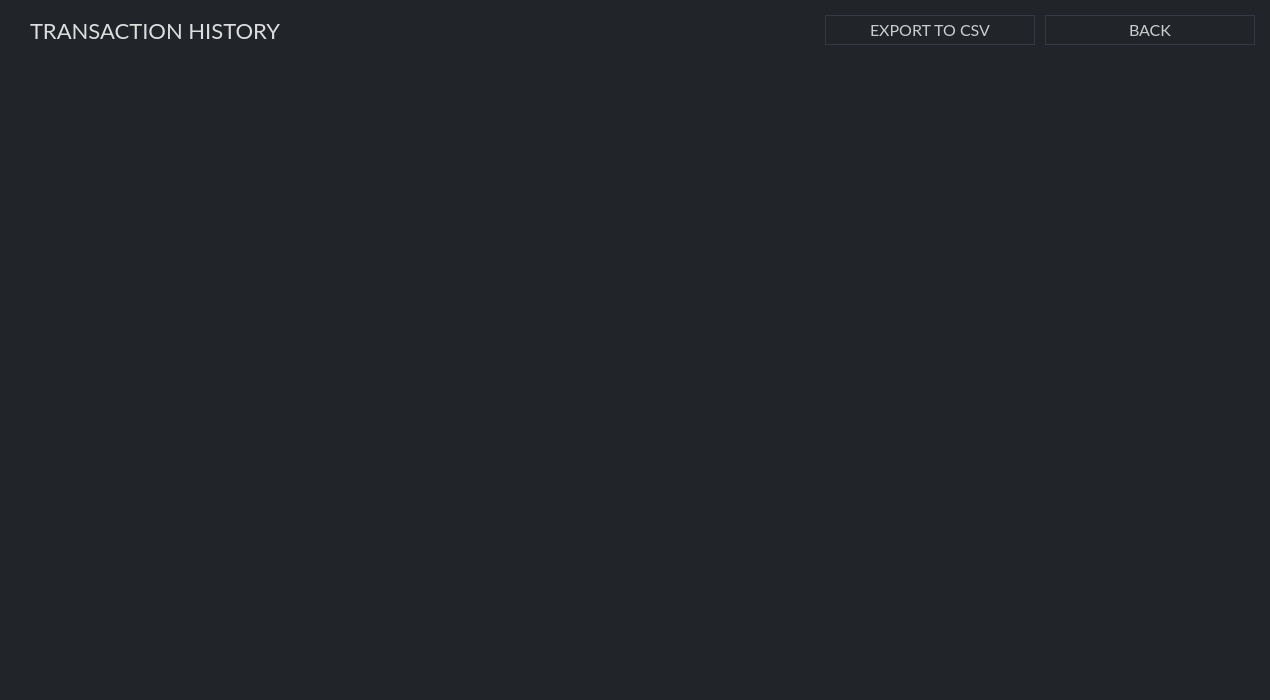
The window that src/gui/ui/transactionsframe.ui (ConcealNetwork/conceal-desktop) describes before a commit, drawn with Qt 5.
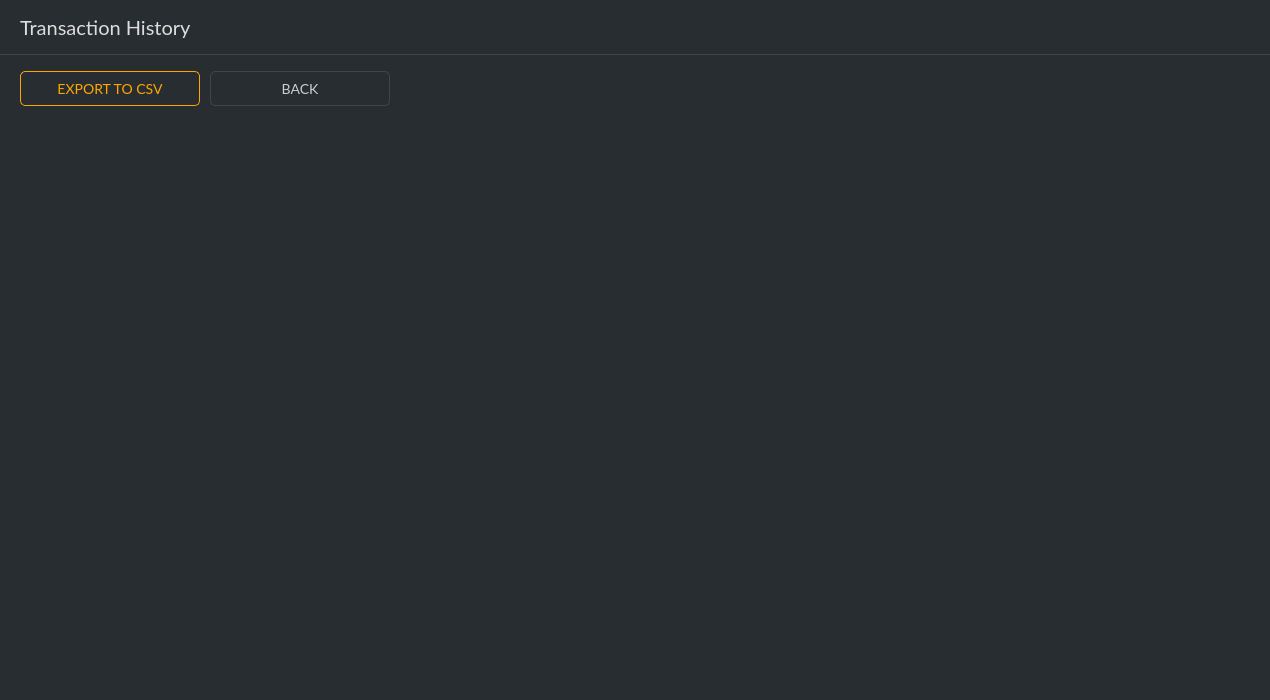
The same window after the commit.

```diff
--- a/src/gui/ui/transactionsframe.ui
+++ b/src/gui/ui/transactionsframe.ui
@@ -18,7 +18,7 @@
   </property>
   <property name="minimumSize">
    <size>
-    <width>1270</width>
+    <width>1260</width>
     <height>700</height>
    </size>
   </property>
@@ -30,7 +30,6 @@
   </property>
   <property name="font">
    <font>
-    <family>Lato</family>
     <pointsize>-1</pointsize>
    </font>
   </property>
@@ -38,13 +37,10 @@
    <string>Transaction History</string>
   </property>
   <property name="styleSheet">
-   <string notr="true">background-color: #212529;
-border: 0px;
-color: #aaaaaa;
-
-
-font-size: 15px;
-font-family: Lato;</string>
+   <string notr="true">border: 0px;
+color: #ccc;
+font-size: 14px;
+background-color: #282d31;</string>
   </property>
   <property name="frameShape">
    <enum>QFrame::NoFrame</enum>
@@ -57,37 +53,43 @@
   </property>
   <layout class="QVBoxLayout" name="verticalLayout">
    <property name="leftMargin">
-    <number>15</number>
+    <number>0</number>
    </property>
    <property name="topMargin">
     <number>0</number>
    </property>
    <property name="rightMargin">
-    <number>15</number>
+    <number>0</number>
    </property>
    <property name="bottomMargin">
-    <number>25</number>
+    <number>0</number>
    </property>
    <item>
     <layout class="QHBoxLayout" name="horizontalLayout_2">
      <property name="spacing">
-      <number>10</number>
+      <number>6</number>
      </property>
      <property name="leftMargin">
-      <number>15</number>
+      <number>0</number>
      </property>
      <property name="topMargin">
-      <number>15</number>
+      <number>0</number>
      </property>
      <property name="bottomMargin">
-      <number>10</number>
+      <number>0</number>
      </property>
      <item>
       <widget class="QLabel" name="label">
+       <property name="minimumSize">
+        <size>
+         <width>0</width>
+         <height>55</height>
+        </size>
+       </property>
        <property name="maximumSize">
         <size>
          <width>16777215</width>
-         <height>31</height>
+         <height>16777215</height>
         </size>
        </property>
        <property name="font">
@@ -97,25 +99,73 @@
         </font>
        </property>
        <property name="styleSheet">
-        <string notr="true">color: #ddd; font-size: 22px;</string>
+        <string notr="true">color: #ddd; 
+font-size: 20px; 
+font-family: 'Lato';
+border-bottom: 1px solid #444;
+padding: 15px;</string>
        </property>
        <property name="text">
-        <string>TRANSACTION HISTORY</string>
+        <string>Transaction History</string>
        </property>
       </widget>
      </item>
+    </layout>
+   </item>
      <item>
+    <layout class="QHBoxLayout" name="horizontalLayout_3">
+     <property name="leftMargin">
+      <number>15</number>
+     </property>
+     <property name="topMargin">
+      <number>10</number>
+     </property>
+     <property name="rightMargin">
+      <number>15</number>
+     </property>
+     <item>
+      <spacer name="horizontalSpacer_2">
+       <property name="orientation">
+        <enum>Qt::Horizontal</enum>
+       </property>
+       <property name="sizeHint" stdset="0">
+        <size>
+         <width>40</width>
+         <height>20</height>
+        </size>
+       </property>
+      </spacer>
+     </item>
+     <item>
+      <widget class="QGroupBox" name="groupBox">
+       <property name="minimumSize">
+        <size>
+         <width>1230</width>
+         <height>35</height>
+        </size>
+       </property>
+       <property name="title">
+        <string>GroupBox</string>
+       </property>
       <widget class="QPushButton" name="m_csvButton">
+        <property name="geometry">
+         <rect>
+          <x>0</x>
+          <y>0</y>
+          <width>180</width>
+          <height>35</height>
+         </rect>
+        </property>
        <property name="minimumSize">
         <size>
          <width>180</width>
-         <height>30</height>
+          <height>35</height>
         </size>
        </property>
        <property name="maximumSize">
         <size>
-         <width>210</width>
-         <height>40</height>
+          <width>180</width>
+          <height>35</height>
         </size>
        </property>
        <property name="font">
@@ -125,27 +175,32 @@
         </font>
        </property>
        <property name="styleSheet">
-        <string notr="true">QPushButton#m_csvButton {color: #ccc; border: 1px solid #343a40; font-size: 16px; background-color: #212529;}
-
-QPushButton#m_csvButton:hover {color: #ddd; border: 2px solid #444; font-size: 16px; background-color: #212529;}</string>
+         <string notr="true">QPushButton#m_csvButton {color:orange; border: 1px solid orange; font-size: 14px; border-radius: 5px; font-family: 'Lato'; }
+QPushButton#m_csvButton:hover {color:orange; border: 1px solid orange; font-size: 14px; border-radius: 5px; font-family: 'Lato'; }</string>
        </property>
        <property name="text">
         <string>EXPORT TO CSV</string>
        </property>
       </widget>
-     </item>
-     <item>
       <widget class="QPushButton" name="m_backButton">
+        <property name="geometry">
+         <rect>
+          <x>190</x>
+          <y>0</y>
+          <width>180</width>
+          <height>35</height>
+         </rect>
+        </property>
        <property name="minimumSize">
         <size>
          <width>180</width>
-         <height>30</height>
+          <height>35</height>
         </size>
        </property>
        <property name="maximumSize">
         <size>
-         <width>210</width>
-         <height>40</height>
+          <width>180</width>
+          <height>35</height>
         </size>
        </property>
        <property name="font">
@@ -155,17 +210,42 @@
         </font>
        </property>
        <property name="styleSheet">
-        <string notr="true">QPushButton#m_backButton {color: #ccc; border: 1px solid #343a40; font-size: 16px; background-color: #212529;}
+         <string notr="true">QPushButton#m_backButton {color: #ccc; border: 1px solid #444; font-size: 14px;background-color: #282d31; border-radius: 5px; font-family: 'Lato';}
 
-QPushButton#m_backButton:hover {color: #ddd; border: 2px solid #444; font-size: 16px; background-color: #212529;}</string>
+QPushButton#m_backButton:hover {color: #ddd; border: 0px solid #444; font-size: 14px; background-color: #343a40;  border-radius: 5px; font-family: 'Lato';}</string>
        </property>
        <property name="text">
         <string>BACK</string>
        </property>
       </widget>
+      </widget>
+     </item>
+     <item>
+      <spacer name="horizontalSpacer">
+       <property name="orientation">
+        <enum>Qt::Horizontal</enum>
+       </property>
+       <property name="sizeHint" stdset="0">
+        <size>
+         <width>40</width>
+         <height>20</height>
+        </size>
+       </property>
+      </spacer>
      </item>
     </layout>
    </item>
+   <item>
+    <layout class="QHBoxLayout" name="horizontalLayout">
+     <property name="leftMargin">
+      <number>15</number>
+     </property>
+     <property name="topMargin">
+      <number>15</number>
+     </property>
+     <property name="rightMargin">
+      <number>15</number>
+     </property>
    <item>
     <widget class="QTreeView" name="m_transactionsView">
      <property name="minimumSize">
@@ -176,42 +256,63 @@
      </property>
      <property name="maximumSize">
       <size>
-       <width>16777215</width>
+         <width>1200</width>
        <height>16777215</height>
       </size>
      </property>
      <property name="font">
       <font>
-       <family>Lato</family>
+         <family>Lucida Console</family>
        <pointsize>-1</pointsize>
       </font>
      </property>
      <property name="styleSheet">
       <string notr="true">QHeaderView::section {
-background-color: #282d31; 
-   color: #ddd;
-	font-family: Lato;
+background-color: #282d31;
+   color: orange;
+	font-family: 'Lucida Console';
     border: 0px solid white;
-border-bottom: 1px solid orange;
-   height: 30px;
+font-size: 13px;
+border-bottom: 1px solid #444;
+   height: 37px;
 
 }
 
+QTreeView {
+  font-family: 'Lucida Console';
+    color: #ccc;
+font-size: 13px;
+    height: 37px;
+background-color: #282d31;
+padding-left: 15px;
+padding-top: 5px;
+padding-right: 5px;
+}
+
 QTreeView::item {
-    color: #ddd;
-    height: 35px;
+  font-family: 'Lucida Console';
+    color: #ccc;
+font-size: 14px;
+    height: 37px;
 }
 
 QTreeView::branch:selected {
   background-color: orange;
+font-size: 13px;
   color: black;
 }
 
 QWidget:item:selected {
-  font-family: Lato;
-  background-color: #282d31;
-  color: #ddd;
-}</string>
+  font-family: 'Lucida Console';
+background-color: #282d31;
+font-size: 13px;
+  color: #ccc;
+}
+
+font-size: 14px;
+font-family: 'Lucida Console';
+
+</string>
      </property>
      <property name="frameShape">
       <enum>QFrame::StyledPanel</enum>
@@ -265,6 +366,8 @@
       <bool>true</bool>
      </attribute>
     </widget>
+     </item>
+    </layout>
    </item>
    <item>
     <spacer name="verticalSpacer">
```
Lines whose indentation alone changed are shown as unchanged.
